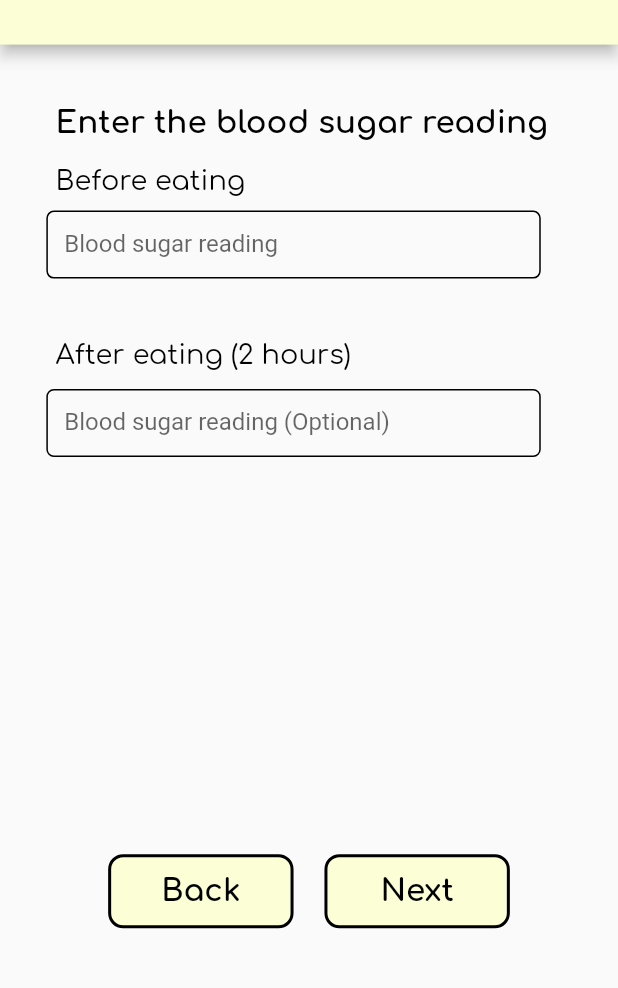
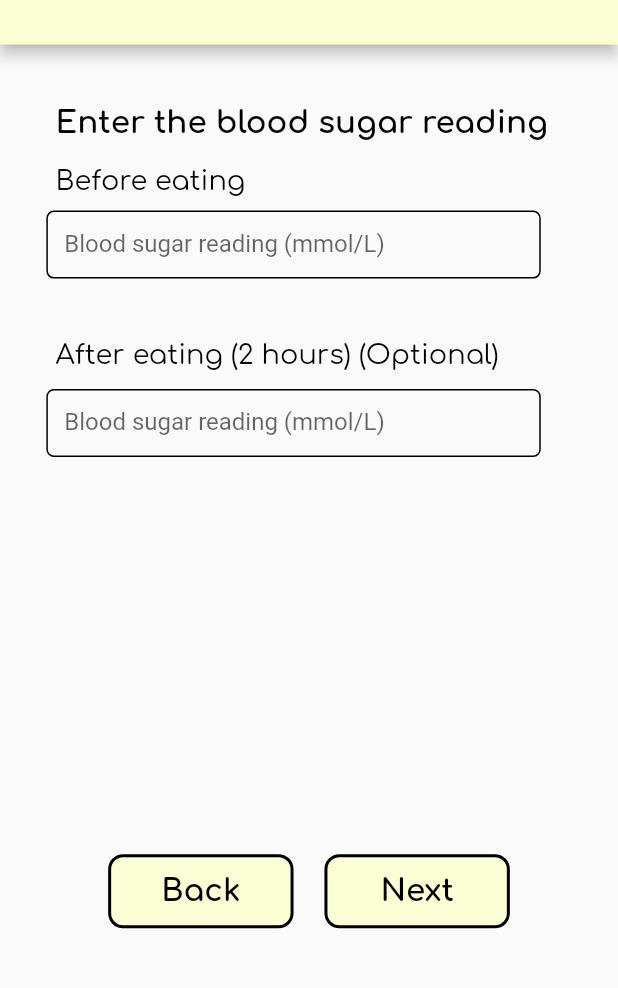
Before and after one commit to laipenghung/Bundle-Of-Joy, a Flutter app: the FoodIntakeAdd3 screen opened directly, on a phone screen of 412 x 824 dp, the part 79-1067 px from its top. Run offline on Flutter 3.47's test engine with Material 2 defaults, Android fonts, the phone set to English and light mode, and no system bars; our stand-ins replace cloud_firestore, firebase_auth, firebase_core, fl_chart, flutter_form_builder, flutter_local_notifications and 10 more; missing offline and left inert: age, dart:ffi, flare_splash_screen, flutter_facebook_login, flutter_phone_direct_caller, fluttercontactpicker; accounts and stored records are empty.

Commit message:
Minor UI fix & Changed notification icon

```diff
--- a/main/bundle_of_joy/lib/careForBaby/babyTemp/babyTemptMain.dart
+++ b/main/bundle_of_joy/lib/careForBaby/babyTemp/babyTemptMain.dart
@@ -31,15 +31,15 @@ class _BabyTempMainState extends State<BabyTempMain> {
                     mainAxisAlignment: MainAxisAlignment.center,
                     children: [
                       Container(
-                        margin: EdgeInsets.only(bottom: 20),
+                        margin: EdgeInsets.only(left: MediaQuery.of(context).size.width * 0.05, bottom: 20),
                         child: Image.asset(
-                          "assets/icons/thermometer.png",
+                          "assets/icons/medicine.png",
                           height: 70,
                         ),
                       ),
                       Container(
                         child: Text(
-                          "Temperature Record",
+                          "Medicine Intake Record",
                           style: TextStyle(
                             fontFamily: 'Comfortaa',
                             fontWeight: FontWeight.bold,
--- a/main/bundle_of_joy/lib/foodIntake/foodIntake_add_2_food.dart
+++ b/main/bundle_of_joy/lib/foodIntake/foodIntake_add_2_food.dart
@@ -142,7 +142,7 @@ class _FoodIntakeAdd2State extends State<FoodIntakeAdd2> {
                       margin: EdgeInsets.only(top: MediaQuery.of(context).size.height * 0.05, left: MediaQuery.of(context).size.width * 0.03),
                       width: MediaQuery.of(context).size.width * 0.85,
                       child: Text(
-                        "Enter the food the baby eat",
+                        "Enter the food you have eaten",
                         style: TextStyle(
                           fontFamily: 'Comfortaa',
                           fontWeight: FontWeight.bold,
--- a/main/bundle_of_joy/lib/foodIntake/foodIntake_add_3_bs.dart
+++ b/main/bundle_of_joy/lib/foodIntake/foodIntake_add_3_bs.dart
@@ -95,7 +95,7 @@ class _FoodIntakeAdd3State extends State<FoodIntakeAdd3> {
                                 },
                                 keyboardType: TextInputType.number,
                                 decoration: new InputDecoration(
-                                  labelText: "Blood sugar reading",
+                                  labelText: "Blood sugar reading (mmol/L)",
                                   enabledBorder: OutlineInputBorder(
                                     borderRadius: BorderRadius.circular(5.0),
                                     borderSide: BorderSide(
@@ -122,7 +122,7 @@ class _FoodIntakeAdd3State extends State<FoodIntakeAdd3> {
                       margin: EdgeInsets.only(top: MediaQuery.of(context).size.height * 0.05, left: MediaQuery.of(context).size.width * 0.03),
                       width: MediaQuery.of(context).size.width * 0.85,
                       child: Text(
-                        "After eating (2 hours)",
+                        "After eating (2 hours) (Optional)",
                         style: TextStyle(
                           fontFamily: 'Comfortaa',
                           fontSize: MediaQuery.of(context).size.height * 0.022,
@@ -146,7 +146,7 @@ class _FoodIntakeAdd3State extends State<FoodIntakeAdd3> {
                               },
                               keyboardType: TextInputType.number,
                               decoration: new InputDecoration(
-                                labelText: "Blood sugar reading (Optional)",
+                                labelText: "Blood sugar reading (mmol/L)",
                                 enabledBorder: OutlineInputBorder(
                                   borderRadius: BorderRadius.circular(5.0),
                                   borderSide: BorderSide(
--- a/main/bundle_of_joy/lib/profile.dart
+++ b/main/bundle_of_joy/lib/profile.dart
@@ -18,7 +18,7 @@ class _ProfileState extends State<ProfileTab> {
       },
     );
     Widget continueButton = FlatButton(
-      child: Text("Log Out"),
+      child: Text("Yes"),
       onPressed: () {
         signOut();
         Navigator.of(context, rootNavigator: true).push(
--- a/main/bundle_of_joy/lib/setting.dart
+++ b/main/bundle_of_joy/lib/setting.dart
@@ -18,7 +18,7 @@ class _Setting extends State<Setting> {
       },
     );
     Widget continueButton = FlatButton(
-      child: Text("Log Out"),
+      child: Text("Yes"),
       onPressed: () {
         signOut();
         Navigator.of(context, rootNavigator: true).push(
```
Also changed, not shown: main/bundle_of_joy/lib/mother-for-baby.dart (+5 -2 lines), 1 other file.
